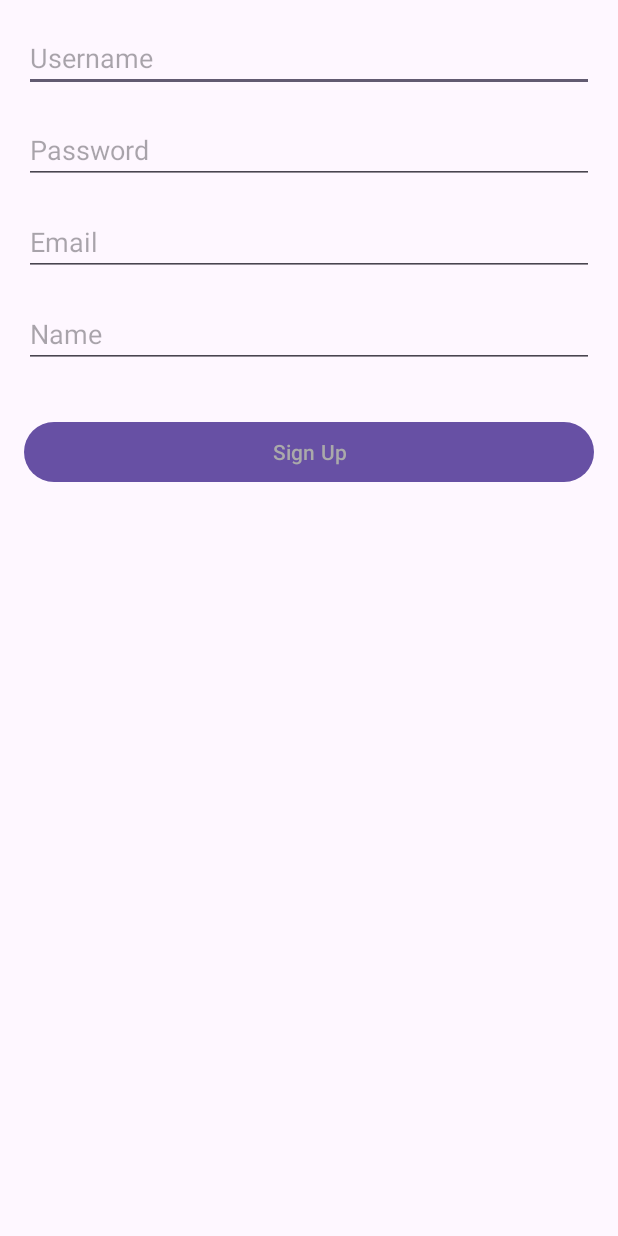
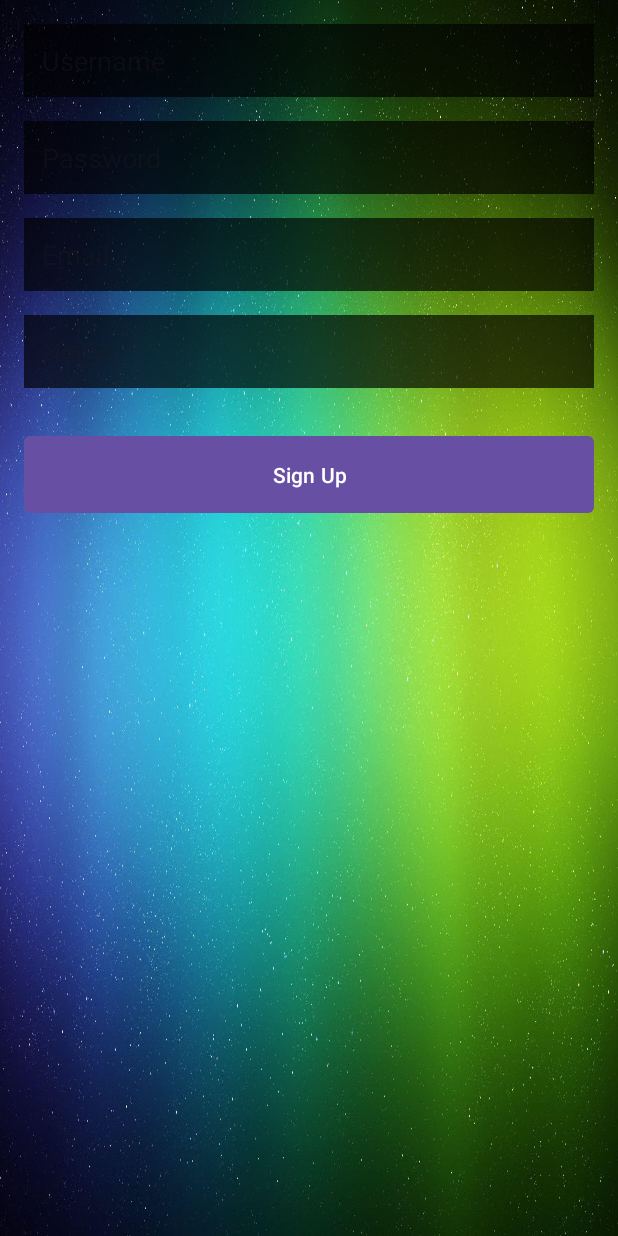
Before and after one commit to wmorales76/esp-monitoring-system, an Android app: the RegisterActivity screen opened directly, with no data from a screen before it, on a phone screen of 412 x 824 dp. Run offline under Robolectric (Android 15) with nearby library versions, the phone set to English and light mode, and no system bars.

Commit message:
changed ui

```diff
--- a/android-app/gasmonitor/app/src/main/AndroidManifest.xml
+++ b/android-app/gasmonitor/app/src/main/AndroidManifest.xml
@@ -10,7 +10,7 @@
     <uses-permission android:name="android.permission.MODIFY_AUDIO_SETTINGS" />
     <uses-permission android:name="android.permission.FOREGROUND_SERVICE" />
     <uses-permission android:name="android.permission.FOREGROUND_SERVICE_DATA_SYNC" />
-
+    <uses-permission android:name="android.permission.FOREGROUND_SERVICE_MEDIA_PLAYBACK" />
 
     <application
         android:allowBackup="true"
--- /dev/null
+++ b/android-app/gasmonitor/app/src/main/res/drawable/button_background.xml
@@ -0,0 +1,5 @@
+<?xml version="1.0" encoding="utf-8"?>
+<shape xmlns:android="http://schemas.android.com/apk/res/android">
+    <solid android:color="#FF6F00"/>
+    <corners android:radius="4dp"/>
+</shape>
--- /dev/null
+++ b/android-app/gasmonitor/app/src/main/res/drawable/edittext_background.xml
@@ -0,0 +1,6 @@
+<?xml version="1.0" encoding="utf-8"?>
+<shape xmlns:android="http://schemas.android.com/apk/res/android">
+    <solid android:color="#FFFFFF"/> <!-- Change the color to suit your design -->
+    <corners android:radius="4dp"/>
+    <stroke android:width="1dp" android:color="#DDDDDD"/> <!-- Optional: adds border to EditText -->
+</shape>
--- a/android-app/gasmonitor/app/src/main/res/layout/register_activity.xml
+++ b/android-app/gasmonitor/app/src/main/res/layout/register_activity.xml
@@ -3,8 +3,11 @@
     android:layout_width="match_parent"
     android:layout_height="match_parent"
     android:orientation="vertical"
-    android:padding="16dp">
+    android:padding="16dp"
+    android:background="@drawable/bg"
+    android:gravity="center_horizontal">
 
+    <!-- Add the ImageView here if it's required for the signup layout as well -->
 
     <EditText
         android:id="@+id/username"
@@ -12,7 +15,10 @@
         android:layout_height="wrap_content"
         android:hint="Username"
         android:inputType="text"
-        android:layout_marginBottom="16dp"/>
+        android:layout_marginBottom="16dp"
+        android:textColor="#FFFFFF"
+        android:background="#AA000000"
+        android:padding="12dp"/>
 
     <EditText
         android:id="@+id/password"
@@ -20,7 +26,10 @@
         android:layout_height="wrap_content"
         android:hint="Password"
         android:inputType="textPassword"
-        android:layout_marginBottom="16dp"/>
+        android:layout_marginBottom="16dp"
+        android:textColor="#FFFFFF"
+        android:background="#AA000000"
+        android:padding="12dp"/>
 
     <EditText
         android:id="@+id/email"
@@ -28,7 +37,10 @@
         android:layout_height="wrap_content"
         android:hint="Email"
         android:inputType="textEmailAddress"
-        android:layout_marginBottom="16dp"/>
+        android:layout_marginBottom="16dp"
+        android:textColor="#FFFFFF"
+        android:background="#AA000000"
+        android:padding="12dp"/>
 
     <EditText
         android:id="@+id/name"
@@ -36,14 +48,18 @@
         android:layout_height="wrap_content"
         android:hint="Name"
         android:inputType="text"
-        android:layout_marginBottom="16dp"/>
+        android:layout_marginBottom="16dp"
+        android:textColor="#FFFFFF"
+        android:background="#AA000000"
+        android:padding="12dp"/>
 
     <Button
         android:id="@+id/signup"
         android:layout_width="match_parent"
         android:layout_height="wrap_content"
+        android:text="Sign Up"
         android:layout_marginTop="16dp"
-        android:text="Sign Up"
-        android:textColor="@android:color/darker_gray" />
-
+        android:background="@drawable/button_background"
+        android:textColor="#FFFFFF"
+        android:padding="12dp"/>
 </LinearLayout>
```
Also changed, not shown: android-app/gasmonitor/app/src/main/java/com/example/gas_monitor/MainActivity.java (+6 -2 lines), android-app/gasmonitor/app/src/main/java/com/example/gas_monitor/PPMMonitorService.java (+8 -4 lines), android-app/gasmonitor/app/src/main/res/layout/activity_main.xml (+8 -5 lines), android-app/gasmonitor/app/src/main/res/layout/login_activity.xml (+19 -7 lines), android-app/gasmonitor/app/src/main/res/drawable/bg.jpg (added).
